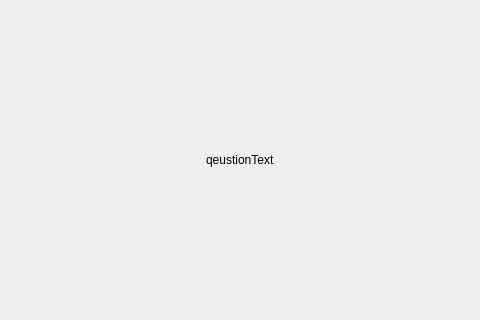
Qt form QuestionZone/4ChoiceQuestion.ui (Callen44/DtWordTrainer) before a commit; both pictures show x 192 to 672 and y 88 to 408 of the 883 by 571 pixel window.
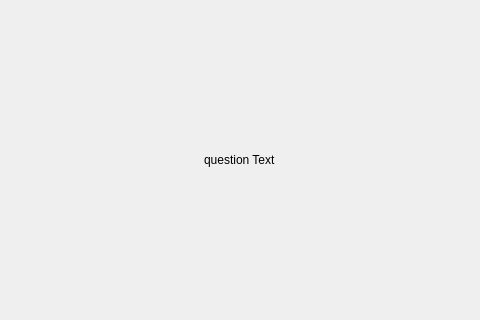
The same form after that commit.

Patch:
```diff
--- a/QuestionZone/4ChoiceQuestion.ui
+++ b/QuestionZone/4ChoiceQuestion.ui
@@ -60,7 +60,7 @@
      <item alignment="Qt::AlignmentFlag::AlignHCenter">
       <widget class="QLabel" name="questionLabel">
        <property name="text">
-        <string>qeustionText</string>
+        <string>question Text</string>
        </property>
       </widget>
      </item>
```
